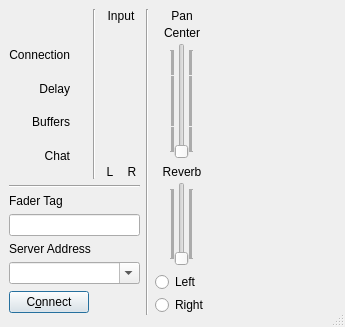
Above: src/llconclientdlgbase.ui from jamulussoftware/jamulus before the change. Below: the same form after it.
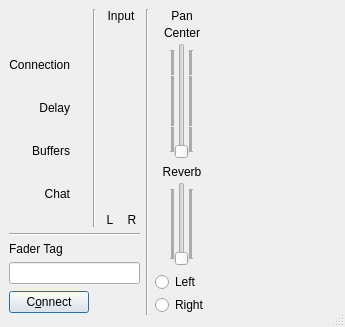
That is the form after the change. Icons and pictures are not drawn. Custom widgets are drawn as their Qt base class.

Commit message: bug fix, added GUI controls for server info, added some server info init code, removed server selection in main window, changed connect dialog server list columns

Patch:
```diff
--- a/src/llconclientdlgbase.ui
+++ b/src/llconclientdlgbase.ui
@@ -452,35 +452,6 @@
           </property>
          </widget>
         </item>
-        <item>
-         <widget class="QLabel" name="TextLabelServerAddr" >
-          <property name="sizePolicy" >
-           <sizepolicy vsizetype="Preferred" hsizetype="Preferred" >
-            <horstretch>0</horstretch>
-            <verstretch>0</verstretch>
-           </sizepolicy>
-          </property>
-          <property name="text" >
-           <string>Server Address</string>
-          </property>
-          <property name="wordWrap" >
-           <bool>false</bool>
-          </property>
-         </widget>
-        </item>
-        <item>
-         <widget class="QComboBox" name="LineEditServerAddr" >
-          <property name="sizePolicy" >
-           <sizepolicy vsizetype="Fixed" hsizetype="Preferred" >
-            <horstretch>0</horstretch>
-            <verstretch>0</verstretch>
-           </sizepolicy>
-          </property>
-          <property name="editable" >
-           <bool>true</bool>
-          </property>
-         </widget>
-        </item>
         <item>
          <layout class="QHBoxLayout" >
           <item>
```
Left out of the diff: 1 changed line with no effect on the pictures. The commit also changes 5 other files.
